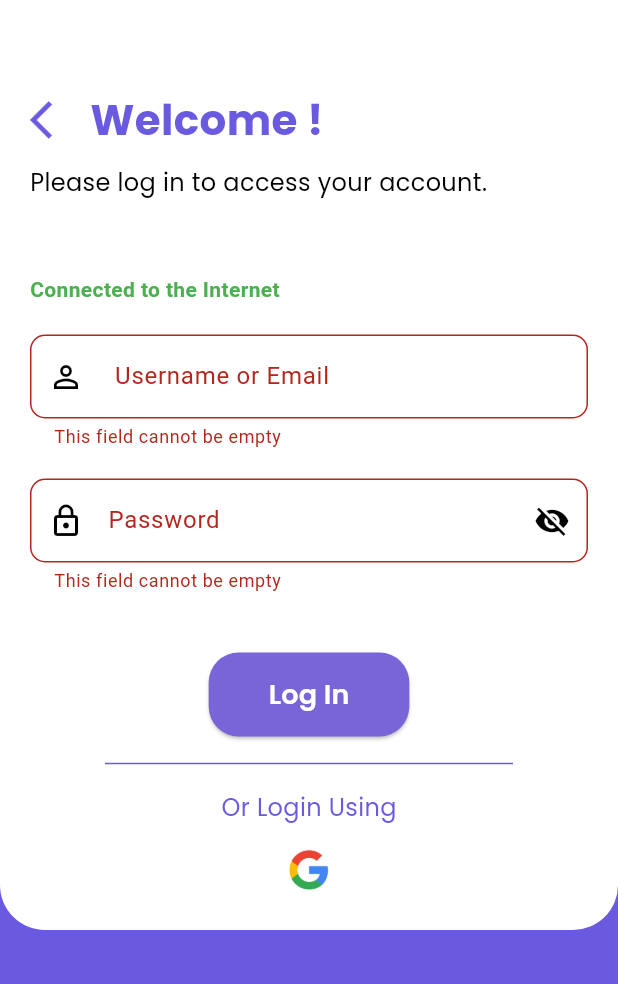
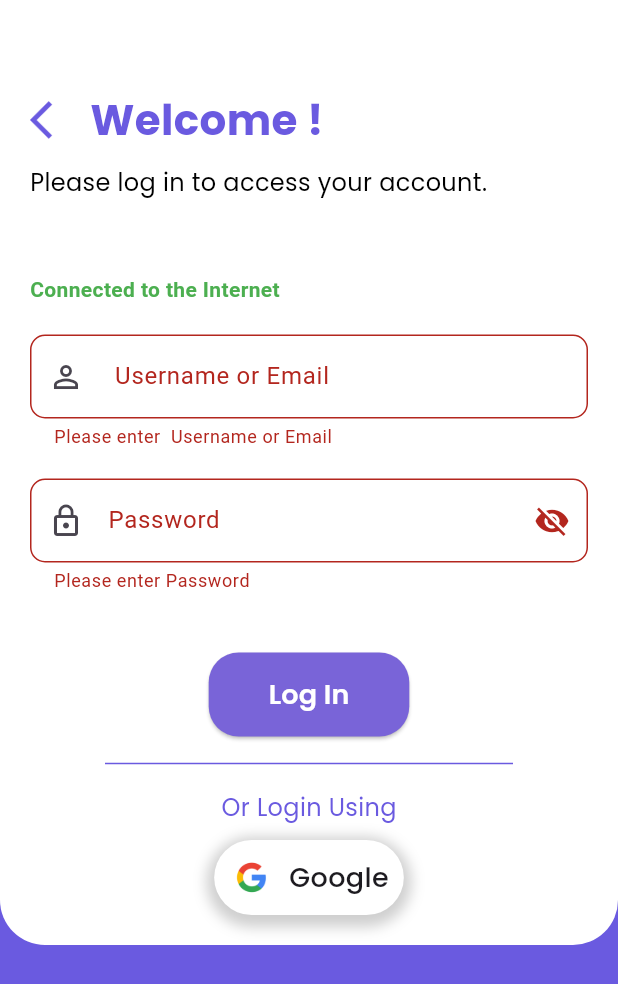
Before and after one commit to Yuri-00718/TabbyGo, a Flutter app: the AuthenticationScreen screen opened directly with empty values, after a tap on "Log In", on a phone screen of 412 x 824 dp. Shown: the top 984 px of the screen. Run offline on Flutter 3.47's test engine with Material 3 defaults, Android fonts, the phone set to English and light mode, and no system bars; our stand-ins replace cloud_firestore, connectivity_plus, file_picker, firebase_auth, firebase_core, firebase_storage and 8 more; missing offline and left inert: mailer; accounts and stored records are empty.

Commit message:
Updated multiple modules including Chat_Module, database helper, and other files

```diff
--- a/lib/pages/Organizer_module/result_and_reports_active_events.dart
+++ b/lib/pages/Organizer_module/result_and_reports_active_events.dart
@@ -3,7 +3,7 @@
 import 'package:flutter/foundation.dart';
 import 'package:flutter/material.dart';
 import 'package:google_fonts/google_fonts.dart';
-import 'package:tabby/pages/Organizer_module/result.dart';
+import 'package:tabby/pages/Organizer_Module/result.dart';
 import 'package:flutter_svg/flutter_svg.dart';
 import 'package:tabby/pages/Backend/data_base_helper.dart';
 
--- a/lib/pages/User_Login_Auth/user_auth.dart
+++ b/lib/pages/User_Login_Auth/user_auth.dart
@@ -1,3 +1,5 @@
+// ignore_for_file: depend_on_referenced_packages, use_super_parameters, library_private_types_in_public_api, use_build_context_synchronously
+import 'package:flutter/foundation.dart';
 import 'package:flutter/material.dart';
 import 'package:google_fonts/google_fonts.dart';
 import 'package:tabby/pages/Backend/data_base_helper.dart';
@@ -10,10 +12,10 @@ class AuthenticationScreen extends StatefulWidget {
   final bool isSignUp;
 
   const AuthenticationScreen({
-    super.key,
+    Key? key,
     required this.role,
     required this.isSignUp,
-  });
+  }) : super(key: key);
 
   @override
   _AuthenticationScreenState createState() => _AuthenticationScreenState();
@@ -48,8 +50,8 @@ class _AuthenticationScreenState extends State<AuthenticationScreen> {
 
   Future<void> _submitForm() async {
     if (_formKey.currentState?.validate() ?? false) {
-      String username = _usernameController.text;
-      String password = _passwordController.text;
+      String username = _usernameController.text.trim();
+      String password = _passwordController.text.trim();
 
       if (widget.isSignUp) {
         await _signUp(username, password);
@@ -65,19 +67,27 @@ class _AuthenticationScreenState extends State<AuthenticationScreen> {
 
   Future<void> _signUp(String username, String password) async {
     try {
+      if (username.isEmpty || password.isEmpty) {
+        _showErrorDialog('Username and password cannot be empty.');
+        return;
+      }
+
       UserCredential userCredential = await FirebaseAuth.instance
           .createUserWithEmailAndPassword(email: username, password: password);
 
       if (userCredential.user != null) {
+        await DatabaseHelper.instance.registerAdmin(
+          username,
+          password,
+          userCredential.user!.displayName ?? '',
+          'Judge',
+        );
         Navigator.pushReplacementNamed(context, '/dashBoard');
       }
     } on FirebaseAuthException catch (e) {
-      String errorMessage;
-      if (e.code == 'email-already-in-use') {
-        errorMessage = 'The email address is already in use.';
-      } else {
-        errorMessage = 'An error occurred during sign-up. Please try again.';
-      }
+      String errorMessage = e.code == 'email-already-in-use'
+          ? 'The email address is already in use.'
+          : 'An error occurred during sign-up. Please try again.';
       _showErrorDialog(errorMessage);
     }
   }
@@ -106,23 +116,44 @@ class _AuthenticationScreenState extends State<AuthenticationScreen> {
   Future<void> _loginOffline(String username, String password) async {
     try {
       DatabaseHelper dbHelper = DatabaseHelper.instance;
-      bool isLoggedIn = await dbHelper.loginAdmin(username, password);
 
-      if (isLoggedIn) {
+      if (username.isEmpty || password.isEmpty) {
+        _showErrorDialog('Username and password cannot be empty.');
+        return;
+      }
+
+      bool isAdmin = await dbHelper.loginAdmin(username, password);
+      bool isJudge = await dbHelper.loginJudge(username, password);
+
+      if (isAdmin || isJudge) {
+        if (kDebugMode) {
+          print(isAdmin
+              ? 'Admin login successful in offline mode.'
+              : 'Judge login successful in offline mode.');
+        }
         Navigator.pushReplacementNamed(context, '/dashBoard');
       } else {
+        if (kDebugMode) {
+          print('Invalid credentials for offline login.');
+        }
         _showErrorDialog('Invalid username or password (offline mode).');
       }
     } catch (e) {
-      _showErrorDialog('An error occurred during offline login.');
+      if (kDebugMode) {
+        print('Error during offline login: $e');
+      }
+      _showErrorDialog(
+          'An error occurred during offline login: ${e.toString()}');
     }
   }
 
   Future<void> _signInWithGoogle() async {
     try {
       final GoogleSignInAccount? googleUser = await _googleSignIn.signIn();
+
+      if (googleUser != null) {
         final GoogleSignInAuthentication googleAuth =
-          await googleUser!.authentication;
+            await googleUser.authentication;
 
         final credential = GoogleAuthProvider.credential(
           accessToken: googleAuth.accessToken,
@@ -130,10 +161,11 @@ class _AuthenticationScreenState extends State<AuthenticationScreen> {
         );
 
         await FirebaseAuth.instance.signInWithCredential(credential);
-
         Navigator.pushReplacementNamed(context, '/dashBoard');
+      } else {
+        _showErrorDialog('Google Sign-In was unsuccessful. Please try again.');
+      }
     } catch (e) {
-      print('Error during Google Sign-In: $e');
       _showErrorDialog(
           'An error occurred during Google Sign-In. Please try again.');
     }
@@ -237,15 +269,12 @@ class _AuthenticationScreenState extends State<AuthenticationScreen> {
                     key: _formKey,
                     child: Column(
                       children: [
-                        // Username Input Field
                         _buildTextField(
                           '${widget.role} Username or Email',
                           icon: Icons.person_outline,
                           controller: _usernameController,
                         ),
                         const SizedBox(height: 20),
-
-                        // Password Input Field
                         _buildTextField(
                           'Password',
                           icon: Icons.lock_outline,
@@ -253,8 +282,6 @@ class _AuthenticationScreenState extends State<AuthenticationScreen> {
                           isPassword: true,
                         ),
                         const SizedBox(height: 40),
-
-                        // Submit Button
                         Center(
                           child: ElevatedButton(
                             onPressed: _submitForm,
@@ -272,7 +299,7 @@ class _AuthenticationScreenState extends State<AuthenticationScreen> {
                               style: GoogleFonts.poppins(
                                 fontSize: 18,
                                 fontWeight: FontWeight.w600,
-                                color: const Color.fromARGB(255, 255, 255, 255),
+                                color: Colors.white,
                               ),
                             ),
                           ),
@@ -298,10 +325,38 @@ class _AuthenticationScreenState extends State<AuthenticationScreen> {
                               const SizedBox(height: 10),
                               GestureDetector(
                                 onTap: _signInWithGoogle,
-                                child: Image.asset(
+                                child: Container(
+                                  padding: const EdgeInsets.all(10),
+                                  decoration: BoxDecoration(
+                                    color: Colors.white,
+                                    borderRadius: BorderRadius.circular(30),
+                                    boxShadow: [
+                                      BoxShadow(
+                                        color: Colors.grey.withOpacity(0.5),
+                                        spreadRadius: 5,
+                                        blurRadius: 7,
+                                        offset: const Offset(0, 3),
+                                      ),
+                                    ],
+                                  ),
+                                  child: Row(
+                                    mainAxisSize: MainAxisSize.min,
+                                    children: [
+                                      Image.asset(
                                         'assets/images/Google_Icon.png',
-                                  width: 40,
-                                  height: 40,
+                                        height: 30,
+                                        width: 30,
+                                      ),
+                                      const SizedBox(width: 10),
+                                      Text(
+                                        'Google',
+                                        style: GoogleFonts.poppins(
+                                          fontSize: 18,
+                                          fontWeight: FontWeight.w500,
+                                        ),
+                                      ),
+                                    ],
+                                  ),
                                 ),
                               ),
                             ],
@@ -319,24 +374,20 @@ class _AuthenticationScreenState extends State<AuthenticationScreen> {
     );
   }
 
-  Widget _buildTextField(
-    String labelText, {
-    required IconData icon,
-    required TextEditingController controller,
-    bool isPassword = false,
-  }) {
+  Widget _buildTextField(String label,
+      {required TextEditingController controller,
+      IconData? icon,
+      bool isPassword = false}) {
     return TextFormField(
       controller: controller,
       obscureText: isPassword && !_passwordVisible,
       decoration: InputDecoration(
-        prefixIcon: Icon(icon, color: Colors.black),
-        labelText: labelText,
+        labelText: label,
+        prefixIcon: icon != null ? Icon(icon) : null,
         suffixIcon: isPassword
             ? IconButton(
                 icon: Icon(
-                  _passwordVisible ? Icons.visibility : Icons.visibility_off,
-                  color: Colors.black,
-                ),
+                    _passwordVisible ? Icons.visibility : Icons.visibility_off),
                 onPressed: () {
                   setState(() {
                     _passwordVisible = !_passwordVisible;
@@ -350,7 +401,7 @@ class _AuthenticationScreenState extends State<AuthenticationScreen> {
       ),
       validator: (value) {
         if (value == null || value.isEmpty) {
-          return 'This field cannot be empty';
+          return 'Please enter $label';
         }
         return null;
       },
--- a/lib/pages/User_Login_Auth/user_signup_login.dart
+++ b/lib/pages/User_Login_Auth/user_signup_login.dart
@@ -169,7 +169,7 @@ class UserSignUpLoginScreen extends StatelessWidget {
                               // Handle Google login logic
                             },
                             child: Image.asset(
-                              'assets/images/Google_Icon.png', // Replace with your Google icon path
+                              'assets/images/Google_Icon.png',
                               width: 40,
                               height: 40,
                             ),
```
Also changed, not shown: lib/main.dart (+6 -6 lines), lib/pages/Backend/data_base_helper.dart (+59 -3 lines), lib/pages/Organizer_module/Chat_Module.dart (added, +355 -0 lines), lib/pages/Organizer_module/dash_board.dart (+21 -7 lines), lib/pages/Organizer_module/template_menus.dart (+5 -7 lines), lib/pages/Organizer_module/user_judge_creation.dart (+14 -6 lines), lib/pages/Organizer_module/user_management.dart (+3 -4 lines), lib/pages/User_Login_Auth/regis_user.dart (+26 -1 lines), pubspec.yaml (+6 -2 lines), pubspec.lock, 5 other files. Lines whose indentation alone changed are shown as unchanged.
